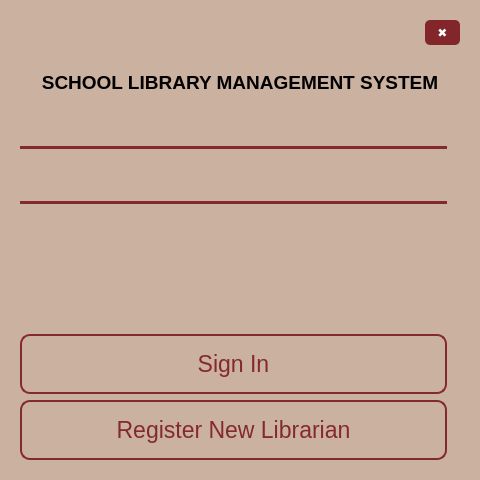
Above: login.ui from blaterwolf/lmspy before the change. Below: the same form after it.
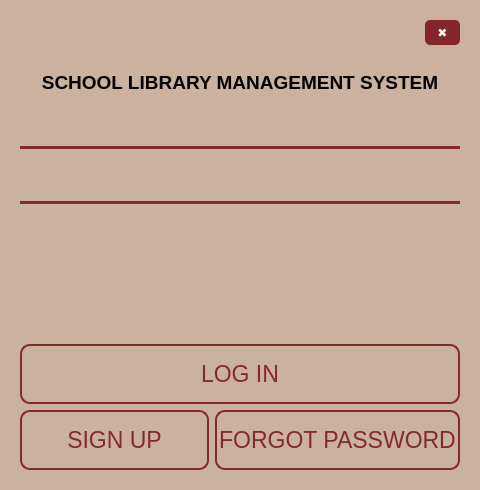
That is the form after the change. Icons and pictures are not drawn.

The edit to the form file:
```diff
--- a/login.ui
+++ b/login.ui
@@ -7,7 +7,7 @@
     <x>0</x>
     <y>0</y>
     <width>480</width>
-    <height>480</height>
+    <height>490</height>
    </rect>
   </property>
   <property name="maximumSize">
@@ -30,9 +30,22 @@
     <layout class="QHBoxLayout" name="horizontalLayout_3">
      <item>
       <widget class="QWidget" name="widget" native="true">
-       <layout class="QGridLayout" name="gridLayout_2">
+       <layout class="QGridLayout" name="gridLayout_3">
+        <item row="0" column="0">
+         <spacer name="horizontalSpacer">
+          <property name="orientation">
+           <enum>Qt::Horizontal</enum>
+          </property>
+          <property name="sizeHint" stdset="0">
+           <size>
+            <width>398</width>
+            <height>22</height>
+           </size>
+          </property>
+         </spacer>
+        </item>
         <item row="0" column="1">
-         <widget class="QPushButton" name="pushButton_3">
+         <widget class="QPushButton" name="close_button">
           <property name="enabled">
            <bool>true</bool>
           </property>
@@ -66,25 +79,23 @@
           </property>
          </widget>
         </item>
-        <item row="0" column="0">
-         <spacer name="horizontalSpacer">
-          <property name="orientation">
-           <enum>Qt::Horizontal</enum>
-          </property>
-          <property name="sizeHint" stdset="0">
-           <size>
-            <width>439</width>
-            <height>20</height>
-           </size>
-          </property>
-         </spacer>
-        </item>
         <item row="1" column="0" colspan="2">
-         <layout class="QVBoxLayout" name="verticalLayout">
-          <item>
            <layout class="QGridLayout" name="gridLayout">
+          <item row="2" column="0">
+           <widget class="QLabel" name="book_image">
+            <property name="styleSheet">
+             <string notr="true"/>
+            </property>
+            <property name="text">
+             <string>&lt;html&gt;&lt;head/&gt;&lt;body&gt;&lt;p&gt;&lt;img src=&quot;:/icons/library_100x100.png&quot;/&gt;&lt;/p&gt;&lt;/body&gt;&lt;/html&gt;</string>
+            </property>
+            <property name="alignment">
+             <set>Qt::AlignCenter</set>
+            </property>
+           </widget>
+          </item>
             <item row="3" column="0">
-             <widget class="QLabel" name="label">
+           <widget class="QLabel" name="title_name">
               <property name="font">
                <font>
                 <pointsize>14</pointsize>
@@ -99,25 +110,12 @@
               </property>
              </widget>
             </item>
-            <item row="2" column="0">
-             <widget class="QLabel" name="label_2">
-              <property name="styleSheet">
-               <string notr="true"/>
-              </property>
-              <property name="text">
-               <string>&lt;html&gt;&lt;head/&gt;&lt;body&gt;&lt;p&gt;&lt;img src=&quot;:/icons/library_100x100.png&quot;/&gt;&lt;/p&gt;&lt;/body&gt;&lt;/html&gt;</string>
-              </property>
-              <property name="alignment">
-               <set>Qt::AlignCenter</set>
-              </property>
-             </widget>
-            </item>
-           </layout>
-          </item>
-          <item>
-           <layout class="QGridLayout" name="gridLayout_3">
-            <item row="1" column="0" colspan="2">
-             <widget class="Line" name="line">
+         </layout>
+        </item>
+        <item row="2" column="0" colspan="2">
+         <layout class="QGridLayout" name="gridLayout_2">
+          <item row="3" column="0" colspan="2">
+           <widget class="Line" name="line_2">
               <property name="styleSheet">
                <string notr="true">border: 2px solid #842a2d;</string>
               </property>
@@ -126,8 +124,30 @@
               </property>
              </widget>
             </item>
+          <item row="2" column="1">
+           <widget class="QLineEdit" name="lineEdit_3">
+            <property name="minimumSize">
+             <size>
+              <width>0</width>
+              <height>40</height>
+             </size>
+            </property>
+            <property name="styleSheet">
+             <string notr="true">QLineEdit {
+      color: rgb(231, 231, 231);
+      font: 15pt &quot;Verdana&quot;;
+      border: None;
+      border-bottom-color: white;
+      border-radius: 10px;
+      padding: 0 8px;
+      background: #CBB1A0;
+      selection-background-color: darkgray;
+}</string>
+            </property>
+           </widget>
+          </item>
             <item row="2" column="0">
-             <widget class="QLabel" name="label_4">
+           <widget class="QLabel" name="password_image">
               <property name="styleSheet">
                <string notr="true"/>
               </property>
@@ -136,25 +156,13 @@
               </property>
              </widget>
             </item>
-            <item row="0" column="1">
-             <widget class="QLineEdit" name="lineEdit">
-              <property name="minimumSize">
-               <size>
-                <width>0</width>
-                <height>40</height>
-               </size>
-              </property>
+          <item row="1" column="0" colspan="2">
+           <widget class="Line" name="line">
               <property name="styleSheet">
-               <string notr="true">QLineEdit {
-      color: rgb(231, 231, 231);
-      font: 15pt &quot;Verdana&quot;;
-      border: None;
-      border-bottom-color: white;
-      border-radius: 10px;
-      padding: 0 8px;
-      background: #CBB1A0;
-      selection-background-color: darkgray;
-}</string>
+             <string notr="true">border: 2px solid #842a2d;</string>
+            </property>
+            <property name="orientation">
+             <enum>Qt::Horizontal</enum>
               </property>
              </widget>
             </item>
@@ -171,8 +179,40 @@
               </property>
              </spacer>
             </item>
+          <item row="0" column="1">
+           <widget class="QLineEdit" name="username_lineEdit">
+            <property name="minimumSize">
+             <size>
+              <width>0</width>
+              <height>40</height>
+             </size>
+            </property>
+            <property name="styleSheet">
+             <string notr="true">QLineEdit {
+      color: #000000;
+      font: 15pt &quot;Verdana&quot;;
+      border: None;
+      border-bottom-color: white;
+      border-radius: 10px;
+      padding: 0 8px;
+      background: #CBB1A0;
+      selection-background-color: darkgray;
+}</string>
+            </property>
+           </widget>
+          </item>
+          <item row="0" column="0">
+           <widget class="QLabel" name="username_image">
+            <property name="styleSheet">
+             <string notr="true"/>
+            </property>
+            <property name="text">
+             <string>&lt;html&gt;&lt;head/&gt;&lt;body&gt;&lt;p&gt;&lt;img src=&quot;:/icons/user_32x32.png&quot;/&gt;&lt;/p&gt;&lt;/body&gt;&lt;/html&gt;</string>
+            </property>
+           </widget>
+          </item>
             <item row="5" column="0" colspan="2">
-             <widget class="QPushButton" name="pushButton">
+           <widget class="QPushButton" name="login_button">
               <property name="enabled">
                <bool>true</bool>
               </property>
@@ -202,16 +242,22 @@
                <bool>false</bool>
               </property>
               <property name="styleSheet">
-               <string notr="true">color: #842a2d;
-font: 17pt &quot;Franklin Gothic Book&quot;;
-border: 2px solid #842a2d;
-padding: 2px;
-border-radius: 10px;
-opacity: 100;
-</string>
+             <string notr="true">QPushButton{
+	color: #842a2d;
+	font: 17pt &quot;Franklin Gothic Book&quot;;
+	border: 2px solid #842a2d;
+	padding: 2px;
+	border-radius: 10px;
+	opacity: 100;
+}
+
+QPushButton:hover{
+    background-color: #842a2d;
+	color: #CBB1A0;
+}</string>
               </property>
               <property name="text">
-               <string>Sign In</string>
+             <string>LOG IN</string>
               </property>
               <property name="autoDefault">
                <bool>false</bool>
@@ -225,7 +271,9 @@
              </widget>
             </item>
             <item row="6" column="0" colspan="2">
-             <widget class="QPushButton" name="pushButton_2">
+           <layout class="QHBoxLayout" name="horizontalLayout">
+            <item>
+             <widget class="QPushButton" name="signup_button">
               <property name="enabled">
                <bool>true</bool>
               </property>
@@ -255,16 +303,22 @@
                <bool>false</bool>
               </property>
               <property name="styleSheet">
-               <string notr="true">color: #842a2d;
-font: 17pt &quot;Franklin Gothic Book&quot;;
-border: 2px solid #842a2d;
-padding: 2px;
-border-radius: 10px;
-opacity: 100;
-</string>
+               <string notr="true">QPushButton{
+	color: #842a2d;
+	font: 17pt &quot;Franklin Gothic Book&quot;;
+	border: 2px solid #842a2d;
+	padding: 2px;
+	border-radius: 10px;
+	opacity: 100;
+}
+
+QPushButton:hover{
+    background-color: #842a2d;
+	color: #CBB1A0;
+}</string>
               </property>
               <property name="text">
-               <string>Register New Librarian</string>
+               <string>SIGN UP</string>
               </property>
               <property name="autoDefault">
                <bool>false</bool>
@@ -277,55 +331,62 @@
               </property>
              </widget>
             </item>
-            <item row="3" column="0" colspan="2">
-             <widget class="Line" name="line_2">
-              <property name="styleSheet">
-               <string notr="true">border: 2px solid #842a2d;</string>
+            <item>
+             <widget class="QPushButton" name="forgot_password">
+              <property name="enabled">
+               <bool>true</bool>
               </property>
-              <property name="orientation">
-               <enum>Qt::Horizontal</enum>
+              <property name="sizePolicy">
+               <sizepolicy hsizetype="Minimum" vsizetype="Fixed">
+                <horstretch>0</horstretch>
+                <verstretch>0</verstretch>
+               </sizepolicy>
               </property>
-             </widget>
-            </item>
-            <item row="0" column="0">
-             <widget class="QLabel" name="label_3">
-              <property name="styleSheet">
-               <string notr="true"/>
-              </property>
-              <property name="text">
-               <string>&lt;html&gt;&lt;head/&gt;&lt;body&gt;&lt;p&gt;&lt;img src=&quot;:/icons/user_32x32.png&quot;/&gt;&lt;/p&gt;&lt;/body&gt;&lt;/html&gt;</string>
-              </property>
-             </widget>
-            </item>
-            <item row="2" column="1">
-             <widget class="QLineEdit" name="lineEdit_3">
               <property name="minimumSize">
                <size>
                 <width>0</width>
-                <height>40</height>
+                <height>60</height>
                </size>
               </property>
+              <property name="font">
+               <font>
+                <pointsize>17</pointsize>
+                <italic>false</italic>
+                <bold>false</bold>
+               </font>
+              </property>
+              <property name="cursor">
+               <cursorShape>PointingHandCursor</cursorShape>
+              </property>
+              <property name="autoFillBackground">
+               <bool>false</bool>
+              </property>
               <property name="styleSheet">
-               <string notr="true">QLineEdit {
-      color: rgb(231, 231, 231);
-      font: 15pt &quot;Verdana&quot;;
-      border: None;
-      border-bottom-color: white;
-      border-radius: 10px;
-      padding: 0 8px;
-      background: #CBB1A0;
-      selection-background-color: darkgray;
+               <string notr="true">QPushButton{
+	color: #842a2d;
+	font: 17pt &quot;Franklin Gothic Book&quot;;
+	border: 2px solid #842a2d;
+	padding: 2px;
+	border-radius: 10px;
+	opacity: 100;
+}
+
+QPushButton:hover{
+    background-color: #842a2d;
+	color: #CBB1A0;
 }</string>
               </property>
-             </widget>
-            </item>
-            <item row="2" column="2">
-             <widget class="QLabel" name="password_look">
-              <property name="styleSheet">
-               <string notr="true"/>
-              </property>
               <property name="text">
-               <string/>
+               <string>FORGOT PASSWORD</string>
+              </property>
+              <property name="autoDefault">
+               <bool>false</bool>
+              </property>
+              <property name="default">
+               <bool>false</bool>
+              </property>
+              <property name="flat">
+               <bool>false</bool>
               </property>
              </widget>
             </item>
```
Lines whose indentation alone changed are shown as unchanged.
